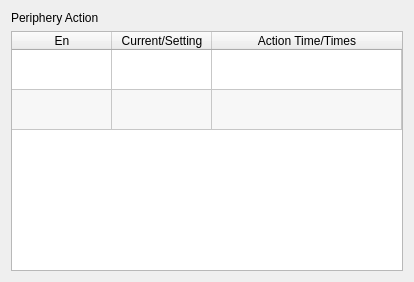
GaussCheng/2-5AxisPunch, file hcinstruction/icperipherypage.ui: the form before one commit.
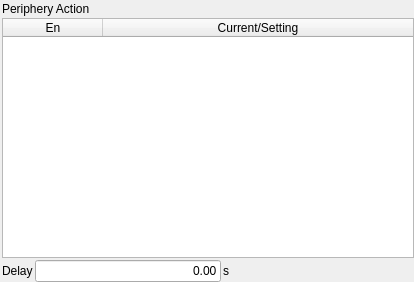
The form after the commit. Icons and pictures are not drawn. Custom widgets are drawn as their Qt base class.

Patch:
```diff
--- a/hcinstruction/icperipherypage.ui
+++ b/hcinstruction/icperipherypage.ui
@@ -14,6 +14,21 @@
    <string>Form</string>
   </property>
   <layout class="QVBoxLayout" name="verticalLayout">
+   <property name="spacing">
+    <number>2</number>
+   </property>
+   <property name="leftMargin">
+    <number>2</number>
+   </property>
+   <property name="topMargin">
+    <number>2</number>
+   </property>
+   <property name="rightMargin">
+    <number>0</number>
+   </property>
+   <property name="bottomMargin">
+    <number>0</number>
+   </property>
    <item>
     <widget class="QLabel" name="label">
      <property name="text">
@@ -105,16 +120,6 @@
      <attribute name="verticalHeaderStretchLastSection">
       <bool>false</bool>
      </attribute>
-     <row>
-      <property name="text">
-       <string>Injector</string>
-      </property>
-     </row>
-     <row>
-      <property name="text">
-       <string>Conveyor</string>
-      </property>
-     </row>
      <column>
       <property name="text">
        <string>En</string>
@@ -128,41 +133,58 @@
        <string>Current/Setting</string>
       </property>
      </column>
-     <column>
+    </widget>
+   </item>
+   <item>
+    <layout class="QHBoxLayout" name="horizontalLayout">
+     <item>
+      <widget class="QLabel" name="label_2">
       <property name="text">
-       <string>Action Time/Times</string>
-      </property>
-     </column>
-     <item row="0" column="0">
+        <string>Delay</string>
+       </property>
+      </widget>
+     </item>
+     <item>
+      <widget class="ICLineEditWithVirtualNumericKeypad" name="delayEdit">
       <property name="text">
-       <string/>
-      </property>
-      <property name="checkState">
-       <enum>Unchecked</enum>
-      </property>
+        <string>0.00</string>
+       </property>
+       <property name="alignment">
+        <set>Qt::AlignRight|Qt::AlignTrailing|Qt::AlignVCenter</set>
+       </property>
+      </widget>
      </item>
-     <item row="0" column="1">
+     <item>
+      <widget class="QLabel" name="label_3">
       <property name="text">
-       <string/>
-      </property>
+        <string>s</string>
+       </property>
+      </widget>
      </item>
-     <item row="1" column="0">
-      <property name="text">
-       <string/>
-      </property>
-      <property name="checkState">
-       <enum>Unchecked</enum>
-      </property>
+     <item>
+      <spacer name="horizontalSpacer">
+       <property name="orientation">
+        <enum>Qt::Horizontal</enum>
+       </property>
+       <property name="sizeHint" stdset="0">
+        <size>
+         <width>40</width>
+         <height>20</height>
+        </size>
+       </property>
+      </spacer>
      </item>
-     <item row="1" column="1">
-      <property name="text">
-       <string/>
-      </property>
-     </item>
-    </widget>
-   </item>
+    </layout>
+   </item>
   </layout>
  </widget>
+ <customwidgets>
+  <customwidget>
+   <class>ICLineEditWithVirtualNumericKeypad</class>
+   <extends>QLineEdit</extends>
+   <header>iclineeditwithvirtualnumerickeypad.h</header>
+  </customwidget>
+ </customwidgets>
  <resources/>
  <connections/>
 </ui>
```
Left out of the diff: 2 changed lines with no effect on the pictures. Lines whose indentation alone changed are shown as unchanged.
